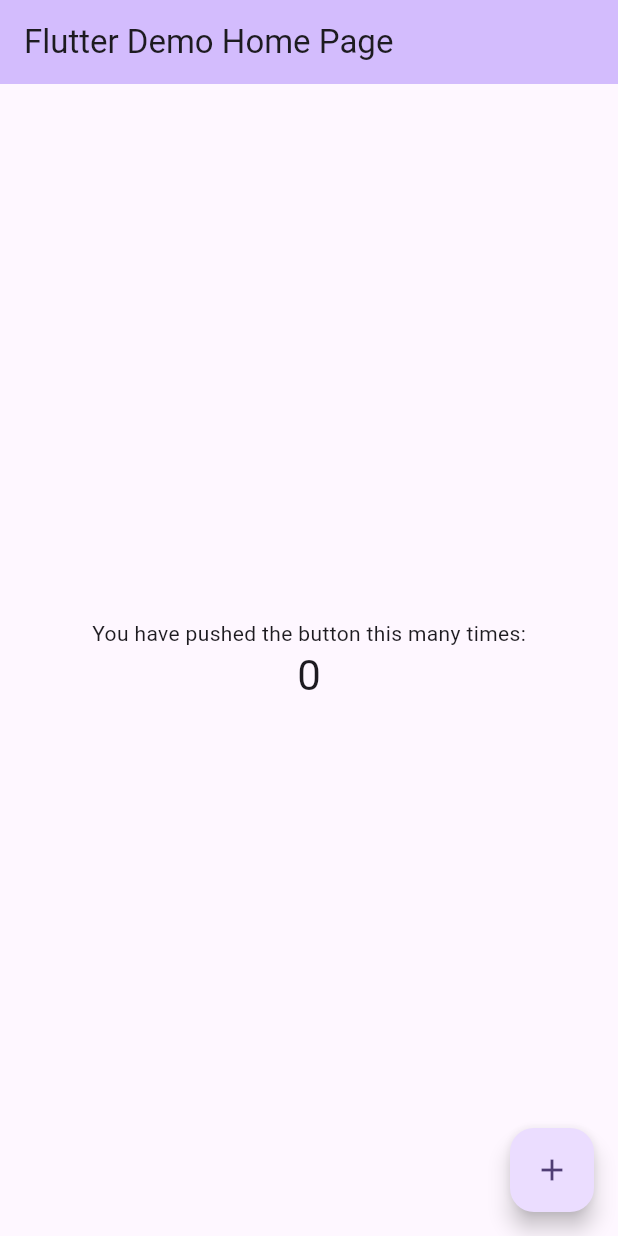
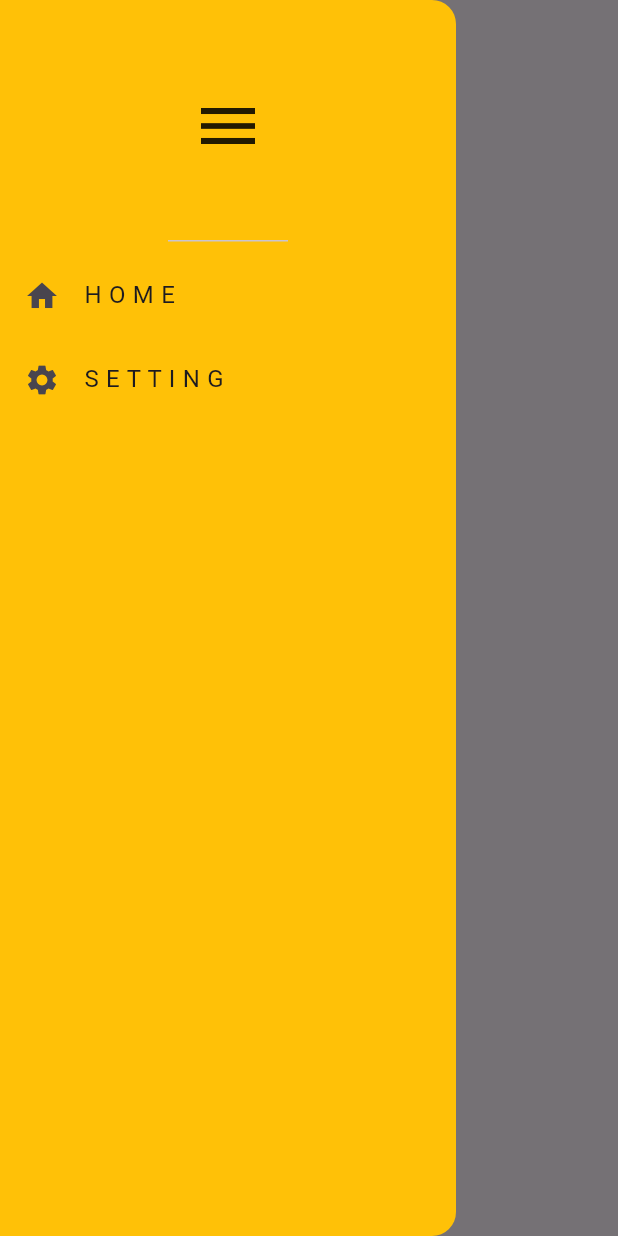
Before and after one commit to DarkCoder26/todo_app, a Flutter app: the screen it shows after launch, with the side drawer open (before the commit the screen has no drawer), on a phone screen of 412 x 824 dp. Run offline on Flutter 3.47's test engine with Material 3 defaults, Android fonts, the phone set to English and light mode, and no system bars.

Commit message:
Basic route build

```diff
--- a/lib/main.dart
+++ b/lib/main.dart
@@ -1,4 +1,6 @@
 import 'package:flutter/material.dart';
+import 'package:todo_app/pages/home_page.dart';
+import 'package:todo_app/pages/setting_page.dart';
 
 void main() {
   runApp(const MyApp());
@@ -7,119 +9,20 @@ void main() {
 class MyApp extends StatelessWidget {
   const MyApp({super.key});
 
-  // This widget is the root of your application.
   @override
   Widget build(BuildContext context) {
     return MaterialApp(
       title: 'Flutter Demo',
+      debugShowCheckedModeBanner: false,
       theme: ThemeData(
-        // This is the theme of your application.
-        //
-        // TRY THIS: Try running your application with "flutter run". You'll see
-        // the application has a purple toolbar. Then, without quitting the app,
-        // try changing the seedColor in the colorScheme below to Colors.green
-        // and then invoke "hot reload" (save your changes or press the "hot
-        // reload" button in a Flutter-supported IDE, or press "r" if you used
-        // the command line to start the app).
-        //
-        // Notice that the counter didn't reset back to zero; the application
-        // state is not lost during the reload. To reset the state, use hot
-        // restart instead.
-        //
-        // This works for code too, not just values: Most code changes can be
-        // tested with just a hot reload.
         colorScheme: ColorScheme.fromSeed(seedColor: Colors.deepPurple),
         useMaterial3: true,
       ),
-      home: const MyHomePage(title: 'Flutter Demo Home Page'),
+      home: const HomePage(),
+      routes: {
+        "/homePage": (context) => const HomePage(),
+        "/settingPage": (context) => const SettingPage(),
+      },
     );
   }
 }
-
-class MyHomePage extends StatefulWidget {
-  const MyHomePage({super.key, required this.title});
-
-  // This widget is the home page of your application. It is stateful, meaning
-  // that it has a State object (defined below) that contains fields that affect
-  // how it looks.
-
-  // This class is the configuration for the state. It holds the values (in this
-  // case the title) provided by the parent (in this case the App widget) and
-  // used by the build method of the State. Fields in a Widget subclass are
-  // always marked "final".
-
-  final String title;
-
-  @override
-  State<MyHomePage> createState() => _MyHomePageState();
-}
-
-class _MyHomePageState extends State<MyHomePage> {
-  int _counter = 0;
-
-  void _incrementCounter() {
-    setState(() {
-      // This call to setState tells the Flutter framework that something has
-      // changed in this State, which causes it to rerun the build method below
-      // so that the display can reflect the updated values. If we changed
-      // _counter without calling setState(), then the build method would not be
-      // called again, and so nothing would appear to happen.
-      _counter++;
-    });
-  }
-
-  @override
-  Widget build(BuildContext context) {
-    // This method is rerun every time setState is called, for instance as done
-    // by the _incrementCounter method above.
-    //
-    // The Flutter framework has been optimized to make rerunning build methods
-    // fast, so that you can just rebuild anything that needs updating rather
-    // than having to individually change instances of widgets.
-    return Scaffold(
-      appBar: AppBar(
-        // TRY THIS: Try changing the color here to a specific color (to
-        // Colors.amber, perhaps?) and trigger a hot reload to see the AppBar
-        // change color while the other colors stay the same.
-        backgroundColor: Theme.of(context).colorScheme.inversePrimary,
-        // Here we take the value from the MyHomePage object that was created by
-        // the App.build method, and use it to set our appbar title.
-        title: Text(widget.title),
-      ),
-      body: Center(
-        // Center is a layout widget. It takes a single child and positions it
-        // in the middle of the parent.
-        child: Column(
-          // Column is also a layout widget. It takes a list of children and
-          // arranges them vertically. By default, it sizes itself to fit its
-          // children horizontally, and tries to be as tall as its parent.
-          //
-          // Column has various properties to control how it sizes itself and
-          // how it positions its children. Here we use mainAxisAlignment to
-          // center the children vertically; the main axis here is the vertical
-          // axis because Columns are vertical (the cross axis would be
-          // horizontal).
-          //
-          // TRY THIS: Invoke "debug painting" (choose the "Toggle Debug Paint"
-          // action in the IDE, or press "p" in the console), to see the
-          // wireframe for each widget.
-          mainAxisAlignment: MainAxisAlignment.center,
-          children: <Widget>[
-            const Text(
-              'You have pushed the button this many times:',
-            ),
-            Text(
-              '$_counter',
-              style: Theme.of(context).textTheme.headlineMedium,
-            ),
-          ],
-        ),
-      ),
-      floatingActionButton: FloatingActionButton(
-        onPressed: _incrementCounter,
-        tooltip: 'Increment',
-        child: const Icon(Icons.add),
-      ), // This trailing comma makes auto-formatting nicer for build methods.
-    );
-  }
-}
--- /dev/null
+++ b/lib/pages/home_page.dart
@@ -0,0 +1,54 @@
+import 'package:flutter/material.dart';
+
+class HomePage extends StatefulWidget {
+  const HomePage({super.key});
+
+  @override
+  State<HomePage> createState() => _HomePageState();
+}
+
+class _HomePageState extends State<HomePage> {
+  @override
+  Widget build(BuildContext context) {
+    return Scaffold(
+      appBar: appBar(),
+      drawer: Drawer(
+        backgroundColor: Colors.amber,
+        child: Column(
+          children: [
+            const DrawerHeader(
+              child: Icon(
+                Icons.menu,
+                size: 48,
+              ),
+            ),
+            ListTile(
+              leading: const Icon(Icons.home),
+              title: const Text("H O M E"),
+              onTap: () {
+                Navigator.pushNamed(context, "/homePage");
+              },
+            ),
+            ListTile(
+              leading: const Icon(
+                Icons.settings,
+              ),
+              title: const Text("S E T T I N G"),
+              onTap: () {
+                Navigator.pushNamed(context, "/settingPage");
+              },
+            )
+          ],
+        ),
+      ),
+      body: const Text("Body"),
+    );
+  }
+
+  AppBar appBar() {
+    return AppBar(
+      title: const Text("Tasks"),
+      centerTitle: true,
+    );
+  }
+}
--- /dev/null
+++ b/lib/pages/setting_page.dart
@@ -0,0 +1,17 @@
+import 'package:flutter/material.dart';
+
+class SettingPage extends StatefulWidget {
+  const SettingPage({super.key});
+
+  @override
+  State<SettingPage> createState() => _SettingPageState();
+}
+
+class _SettingPageState extends State<SettingPage> {
+  @override
+  Widget build(BuildContext context) {
+    return Scaffold(
+      appBar: AppBar(title: Text("Setting")),
+    );
+  }
+}
```
